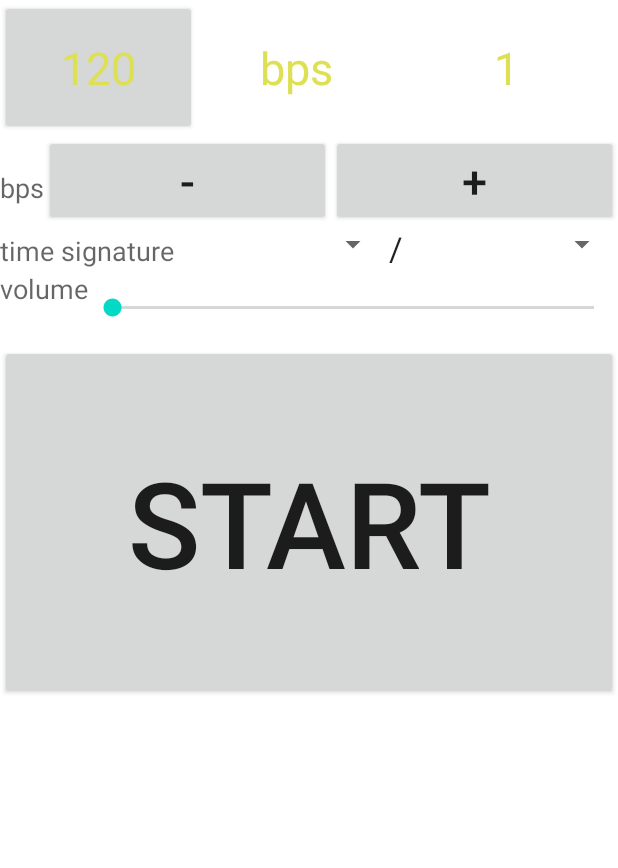
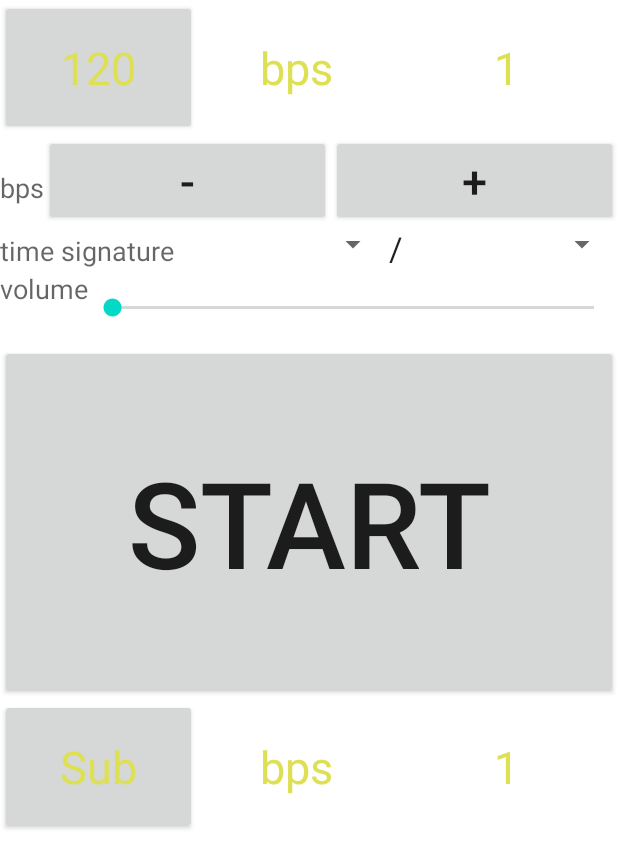
Before and after one commit to tcollins6049/CustoMet, an Android app: the screen it shows after launch (MainActivity), on a phone screen of 412 x 824 dp. Shown: the top 868 px of the screen. Run offline under Robolectric (Android 15) with nearby library versions, the phone set to English and light mode, and no system bars.

Commit message:
Added subdivisions view and worked with buttons to change subdivisions.

```diff
--- a/app/src/main/AndroidManifest.xml
+++ b/app/src/main/AndroidManifest.xml
@@ -22,7 +22,10 @@
         <activity
             android:name=".setTempoActivity"
             android:exported="false">
-
+        </activity>
+        <activity
+            android:name=".setSubdivisionsActivity"
+            android:exported="false">
         </activity>
         <activity
             android:name=".MainActivity"
--- a/app/src/main/res/layout/activity_main.xml
+++ b/app/src/main/res/layout/activity_main.xml
@@ -191,4 +191,45 @@
             android:textSize="80dp" />
     </LinearLayout>
 
+    <LinearLayout
+        android:id="@+id/linearLayout6"
+        android:layout_width="match_parent"
+        android:layout_height="wrap_content" >
+
+        <Button
+            android:id="@+id/subdivisionsButton"
+            android:layout_width="0px"
+            android:layout_height="90dp"
+            android:layout_weight="1"
+            android:gravity="center_vertical|center_horizontal"
+            android:onClick="toSubdivisionsView"
+            android:text="Sub"
+            android:textAppearance="?android:attr/textAppearanceLarge"
+            android:textColor="@color/yellow"
+            android:textSize="30sp" />
+
+        <TextView
+            android:id="@+id/timesignature2"
+            android:layout_width="0px"
+            android:layout_height="90dp"
+            android:layout_weight="1"
+            android:gravity="center_vertical|center_horizontal"
+            android:text="@string/bps"
+            android:textAppearance="?android:attr/textAppearanceLarge"
+            android:textColor="@color/yellow"
+            android:textSize="30sp" />
+
+        <TextView
+            android:id="@+id/currentBeat2"
+            android:layout_width="wrap_content"
+            android:layout_height="match_parent"
+            android:layout_weight="1.00"
+            android:gravity="center_vertical|center_horizontal"
+            android:text="@string/one"
+            android:textAppearance="?android:attr/textAppearanceLarge"
+            android:textColor="@color/yellow"
+            android:textSize="30sp" />
+
+    </LinearLayout>
+
 </LinearLayout>
```
Also changed, not shown: app/src/main/java/com/example/metronomni/JavaMetronome.java (+50 -24 lines), app/src/main/java/com/example/metronomni/MainActivity.java (+9 -0 lines), app/src/main/java/com/example/metronomni/setSubdivisionsActivity.java (added, +43 -0 lines), app/src/main/res/layout/activity_subdivisions.xml (added, +98 -0 lines).
